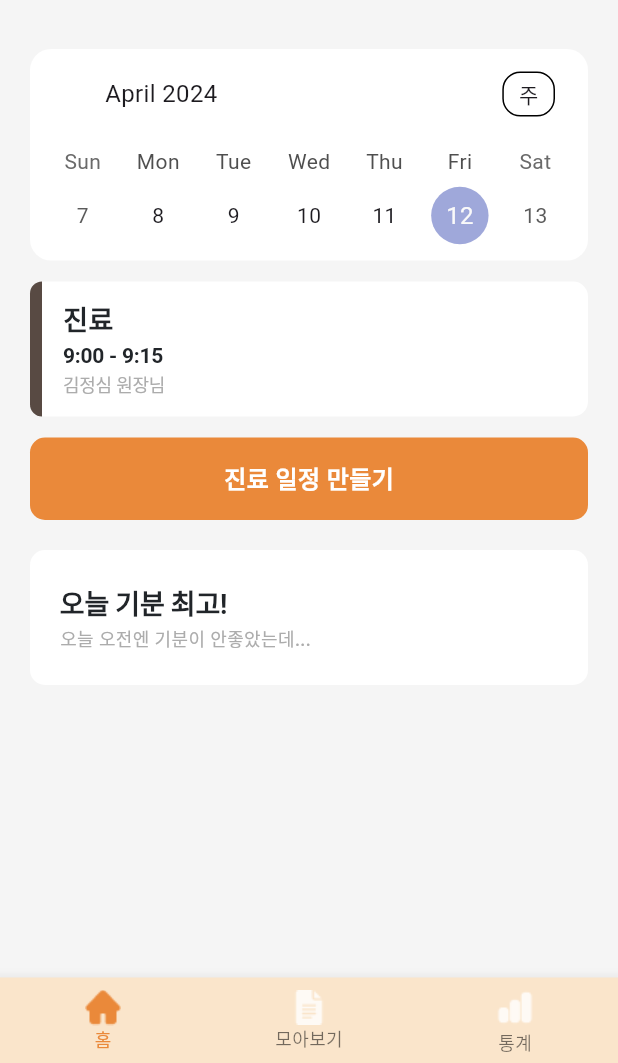
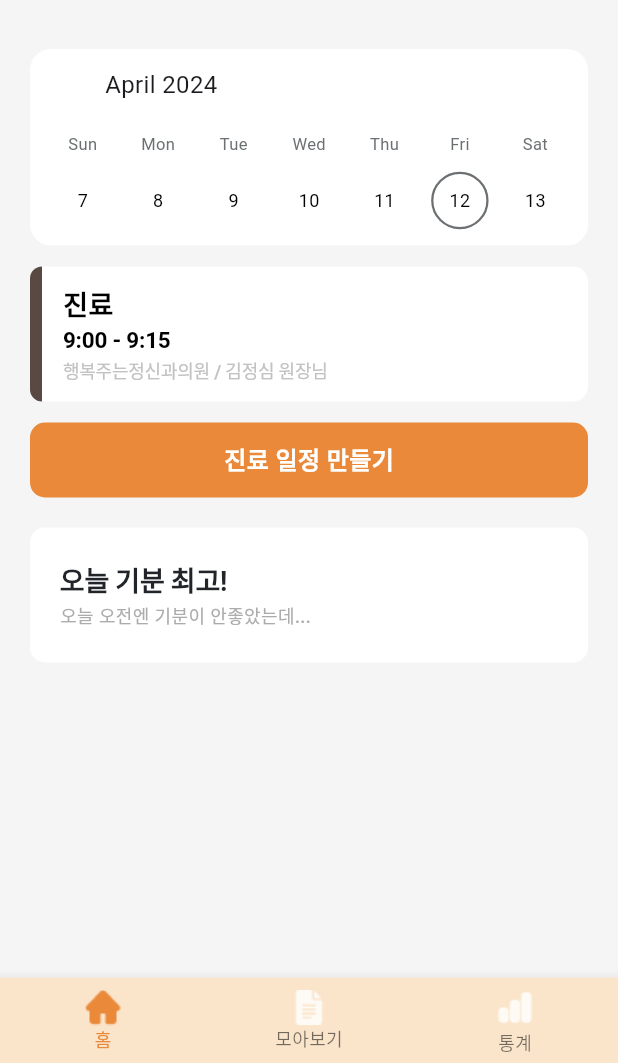
Before and after one commit to b14nc444/mindlog, a Flutter app: the screen it shows after launch, on a phone screen of 412 x 824 dp, the part 173-1236 px from its top. Run offline on Flutter 3.47's test engine with Material 3 defaults, Android fonts, the light colour scheme and no system bars; drawn by our look-alikes of table_calendar.

Commit message:
calendar widget update

```diff
--- a/lib/component/appbar.dart
+++ b/lib/component/appbar.dart
@@ -2,6 +2,8 @@
 import 'package:mindlog_app/const/visual.dart';
 
 class renderAppBarHome extends StatelessWidget implements PreferredSizeWidget {
+  const renderAppBarHome({super.key});
+
 
   @override
   Widget build(BuildContext context) {
--- a/lib/component/appointment_list.dart
+++ b/lib/component/appointment_list.dart
@@ -4,10 +4,11 @@
 
 class appointmentList extends StatelessWidget {
   final String appointmentTime;
+  final String hospital;
   final String doctor;
 
   const appointmentList({
-    super.key, required this.appointmentTime, required this.doctor
+    super.key, required this.appointmentTime, required this.hospital, required this.doctor
   });
 
 
@@ -38,29 +39,32 @@
                   ),
                 ),
                 Padding(
-                  padding: EdgeInsets.fromLTRB(14, 12, 0, 12),
+                  padding: const EdgeInsets.fromLTRB(14, 12, 0, 12),
                   child: Column(
                     mainAxisAlignment: MainAxisAlignment.spaceEvenly,
                     crossAxisAlignment: CrossAxisAlignment.start,
                     children: [
-                      Text('진료',
+                      const Text('진료',
                         style: TextStyle(
-                          color: basicBlack,
+                          color: Colors.black,
                           fontSize: 18,
                           fontWeight: FontWeight.w700,
                         ),
                       ),
                       Text(appointmentTime,
-                        style: TextStyle(
-                            color: basicBlack,
-                            fontSize: 14,
+                        style: const TextStyle(
+                            color: Colors.black,
+                            fontSize: 15,
                             fontWeight: FontWeight.w600,
                             letterSpacing: -0.15
                         ),
                       ),
-                      Text(doctor,
-                        style: TextStyle(
-                            color: typographyGray,
+                      SizedBox(
+                        height: 1,
+                      ),
+                      Text(hospital + ' / ' + doctor,
+                        style: const TextStyle(
+                            color: basicGray,
                             fontSize: 12,
                             fontWeight: FontWeight.w500,
                             letterSpacing: -0.15
@@ -73,7 +77,7 @@
             ),
           ),
         ),
-        SizedBox(
+        const SizedBox(
           height: 10,
         )
       ],
--- a/lib/component/calendar.dart
+++ b/lib/component/calendar.dart
@@ -1,19 +1,35 @@
-import 'package:flutter/cupertino.dart';
 import 'package:flutter/material.dart';
+import 'package:mindlog_app/const/visual.dart';
 import 'package:table_calendar/table_calendar.dart';
 
 class Calendar extends StatefulWidget {
+  const Calendar({super.key});
+
 
   @override
   State<Calendar> createState() => _CalendarState();
 }
 
 class _CalendarState extends State<Calendar> {
-  DateTime? _selectedDay;
+  DateTime? _selectedDay = DateTime.now();
   DateTime _focusedDay = DateTime.now();
 
   CalendarFormat _calendarFormat = CalendarFormat.week;
 
+  TextStyle weekTextStyle = const TextStyle(
+      color: typographyGray2,
+      fontSize: 11
+  );
+
+  TextStyle dayTextStyle = const TextStyle(
+      color: Colors.black,
+      fontSize: 12
+  );
+
+  TextStyle dayTextStyleWhite = const TextStyle(
+      color: Colors.white,
+      fontSize: 12
+  );
 
   @override
   Widget build(BuildContext context) {
@@ -34,13 +50,35 @@
       rowHeight: 60, // 요일쪽
       daysOfWeekHeight: 16, // 날짜쪽
       headerStyle: const HeaderStyle(
-          // formatButtonVisible: false,
+        formatButtonVisible: false,
         leftChevronVisible: false, // 왼쪽 화살표 숨기기
         rightChevronVisible: false, // 오른쪽 화살표 숨기기
         titleTextStyle: TextStyle(
             fontSize: 16
         ),
-        headerPadding: EdgeInsets.fromLTRB(40, 15, 12, 20),
+        headerPadding: EdgeInsets.fromLTRB(40, 12, 12, 20),
+      ),
+      daysOfWeekStyle: DaysOfWeekStyle(
+        weekdayStyle: weekTextStyle,
+        weekendStyle: weekTextStyle,
+      ),
+      calendarStyle: CalendarStyle(
+        weekendTextStyle: dayTextStyle,
+        defaultTextStyle: dayTextStyle,
+        outsideTextStyle: dayTextStyle,
+        todayTextStyle: dayTextStyle,
+        todayDecoration: const BoxDecoration(
+          color: Colors.white,
+          shape: BoxShape.circle,
+        ),
+        selectedTextStyle: dayTextStyle,
+        selectedDecoration: BoxDecoration(
+          shape: BoxShape.circle,
+          border: Border.all(
+            color: typographyGray2,
+            width: 1.5,
+          )
+        ),
       ),
       selectedDayPredicate: (day) => isSameDay(_selectedDay, day),
       onDaySelected: (selectedDay, focusedDay) {
--- a/lib/component/mindlog_list.dart
+++ b/lib/component/mindlog_list.dart
@@ -23,13 +23,13 @@
           child: SizedBox(
             height: 90,
             child: Padding(
-              padding: EdgeInsets.fromLTRB(20, 22, 0, 22),
+              padding: const EdgeInsets.fromLTRB(20, 22, 0, 22),
               child: Column(
                 mainAxisAlignment: MainAxisAlignment.spaceEvenly,
                 crossAxisAlignment: CrossAxisAlignment.start,
                 children: [
                   Text(mindlogTitle,
-                    style: TextStyle(
+                    style: const TextStyle(
                         color: basicBlack,
                         fontSize: 18,
                         fontWeight: FontWeight.w700,
@@ -37,7 +37,7 @@
                     ),
                   ),
                   Text(contents,
-                    style: TextStyle(
+                    style: const TextStyle(
                         color: typographyGray,
                         fontSize: 12,
                         fontWeight: FontWeight.w500
@@ -48,7 +48,7 @@
             ),
           ),
         ),
-        SizedBox(
+        const SizedBox(
           height: 10,
         )
       ],
--- a/lib/component/navigator.dart
+++ b/lib/component/navigator.dart
@@ -5,7 +5,7 @@
   final int currentIndex;
   final Function(int) onTap;
 
-  renderBottomNavigationBar({
+  const renderBottomNavigationBar({super.key,
     required this.currentIndex,
     required this.onTap,
   });
--- a/lib/const/visual.dart
+++ b/lib/const/visual.dart
@@ -7,9 +7,10 @@
 const Color secondaryColor3 = Color(0xff584a43);
 const Color basicBlack = Color(0xff212529);
 const Color typographyGray = Color(0xffacacac);
+const Color typographyGray2 = Color(0xff6c7072);
+const Color typographyGray2_20 = Color(0x516c7072);
 const Color basicGray = Color(0xffc2c2c2);
 const Color guideGray = Color(0xffe1e1e1);
-
 const Color backgroundColor = Color(0xfff5f5f5);
 
 //logo file
--- a/lib/screen/homeScreen.dart
+++ b/lib/screen/homeScreen.dart
@@ -1,4 +1,3 @@
-import 'package:flutter/cupertino.dart';
 import 'package:flutter/material.dart';
 import 'package:mindlog_app/component/appbar.dart';
 import 'package:mindlog_app/component/appointment_list.dart';
@@ -6,7 +5,6 @@
 import 'package:mindlog_app/component/mindlog_list.dart';
 import 'package:mindlog_app/component/navigator.dart';
 import 'package:mindlog_app/const/visual.dart';
-import 'package:table_calendar/table_calendar.dart';
 
 class homeScreen extends StatelessWidget {
   const homeScreen({super.key});
@@ -45,7 +43,7 @@
   @override
   Widget build(BuildContext context) {
     return Scaffold(
-      appBar: renderAppBarHome(),
+      appBar: const renderAppBarHome(),
       body: SingleChildScrollView(
         child: Column(
           crossAxisAlignment: CrossAxisAlignment.stretch,
@@ -59,8 +57,8 @@
                           color: Colors.white,
                           borderRadius: BorderRadius.circular(14)
                       ),
-                      child: Padding(
-                        padding: const EdgeInsets.fromLTRB(10, 0, 10, 0),
+                      child: const Padding(
+                        padding: EdgeInsets.fromLTRB(10, 0, 10, 0),
                         child: Calendar(),
                       )
                   ),
@@ -72,6 +70,7 @@
                       ),
                       const appointmentList(
                           appointmentTime: '9:00 - 9:15',
+                          hospital: '행복주는정신과의원',
                           doctor: '김정심 원장님'
                       ),
                       // const appointmentList(
@@ -87,7 +86,7 @@
                             borderRadius: BorderRadius.circular(10)
                         ),
                         child: const SizedBox(
-                          height: 55,
+                          height: 50,
                           child: Center(
                             child: Text('진료 일정 만들기',
                               style: TextStyle(
```
Lines whose indentation alone changed are shown as unchanged.
